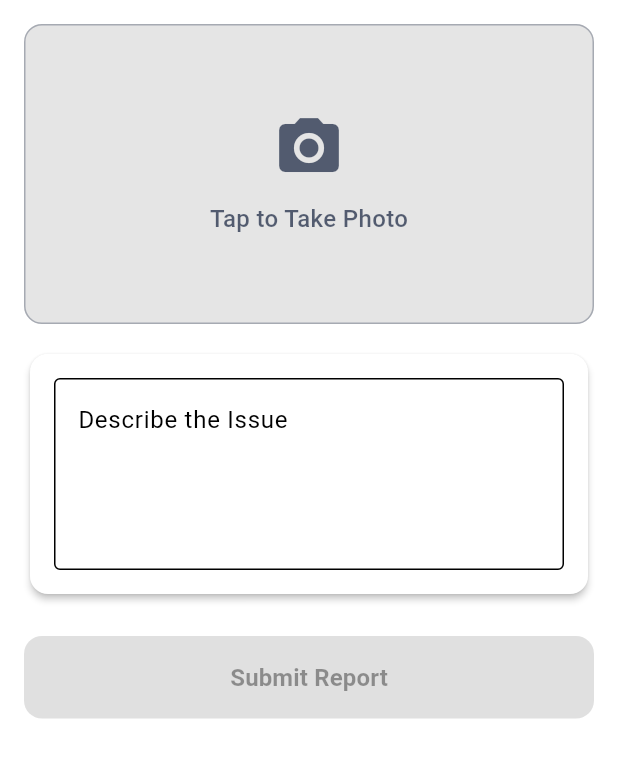
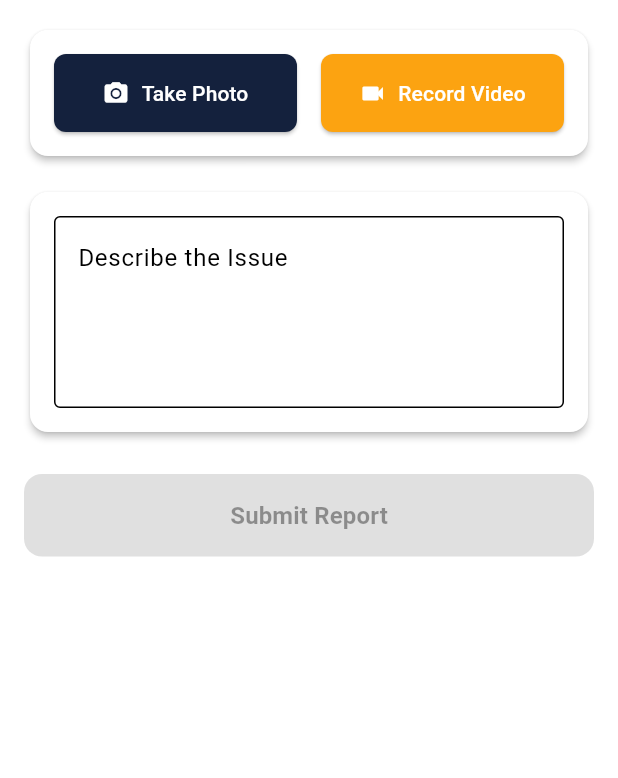
Before and after one commit to parthavpovil/traffic-app, a Flutter app: the CaptureScreen screen opened directly, on a phone screen of 412 x 824 dp, the part 84-862 px from its top. Run offline on Flutter 3.47's test engine with Material 3 defaults, Android fonts, the phone set to English and light mode, and no system bars; our stand-ins replace geolocator, image_picker, permission_handler, shared_preferences; missing offline and left inert: web3dart; accounts and stored records are empty.

Commit message:
add video taking

```diff
--- a/lib/screens/capture_screen.dart
+++ b/lib/screens/capture_screen.dart
@@ -17,6 +17,7 @@ class _CaptureScreenState extends State<CaptureScreen> {
   File? _mediaFile;
   Position? _currentPosition;
   bool _isLoading = false;
+  bool _isVideo = false;
 
   @override
   void initState() {
@@ -42,19 +43,26 @@ class _CaptureScreenState extends State<CaptureScreen> {
     }
   }
 
-  Future<void> _captureMedia() async {
+  Future<void> _captureMedia(ImageSource source, bool isVideo) async {
     try {
       final ImagePicker picker = ImagePicker();
-      final XFile? media = await picker.pickImage(source: ImageSource.camera);
+      final XFile? media = isVideo
+          ? await picker.pickVideo(source: source)
+          : await picker.pickImage(source: source);
 
-      if (media != null) {
-        setState(() => _mediaFile = File(media.path));
+      if (media?.path != null) {
+        setState(() {
+          _mediaFile = File(media!.path);
+          _isVideo = isVideo;
+        });
         await _getCurrentLocation();
       }
     } catch (e) {
+      if (mounted) {
         ScaffoldMessenger.of(context).showSnackBar(
           const SnackBar(content: Text('Error capturing media')),
         );
+      }
     }
   }
 
@@ -72,32 +80,37 @@ class _CaptureScreenState extends State<CaptureScreen> {
           crossAxisAlignment: CrossAxisAlignment.stretch,
           children: [
             if (_mediaFile == null)
-              GestureDetector(
-                onTap: _captureMedia,
-                child: Container(
-                  height: 200,
-                  decoration: BoxDecoration(
-                    color: AppColors.lightGray,
+              Card(
+                shape: RoundedRectangleBorder(
                   borderRadius: BorderRadius.circular(12),
-                    border:
-                        Border.all(color: AppColors.darkBlue.withOpacity(0.3)),
                 ),
+                elevation: 2,
+                child: Padding(
+                  padding: const EdgeInsets.all(16),
                   child: Column(
-                    mainAxisAlignment: MainAxisAlignment.center,
                     children: [
-                      Icon(
-                        Icons.camera_alt,
-                        size: 48,
-                        color: AppColors.darkBlue.withOpacity(0.7),
+                      Row(
+                        children: [
+                          Expanded(
+                            child: _buildMediaButton(
+                              icon: Icons.camera_alt,
+                              label: 'Take Photo',
+                              onTap: () =>
+                                  _captureMedia(ImageSource.camera, false),
+                              color: AppColors.darkBlue,
                             ),
-                      const SizedBox(height: 12),
-                      Text(
-                        'Tap to Take Photo',
-                        style: TextStyle(
-                          fontSize: 16,
-                          color: AppColors.darkBlue.withOpacity(0.7),
-                          fontWeight: FontWeight.w500,
                           ),
+                          const SizedBox(width: 16),
+                          Expanded(
+                            child: _buildMediaButton(
+                              icon: Icons.videocam,
+                              label: 'Record Video',
+                              onTap: () =>
+                                  _captureMedia(ImageSource.camera, true),
+                              color: AppColors.orange,
+                            ),
+                          ),
+                        ],
                       ),
                     ],
                   ),
@@ -111,9 +124,27 @@ class _CaptureScreenState extends State<CaptureScreen> {
                 elevation: 2,
                 child: Column(
                   children: [
+                    if (_isVideo)
+                      Container(
+                        height: 200,
+                        width: double.infinity,
+                        decoration: BoxDecoration(
+                          color: Colors.black87,
+                          borderRadius: const BorderRadius.vertical(
+                            top: Radius.circular(12),
+                          ),
+                        ),
+                        child: const Icon(
+                          Icons.video_file,
+                          size: 48,
+                          color: Colors.white,
+                        ),
+                      )
+                    else
                       ClipRRect(
-                      borderRadius:
-                          const BorderRadius.vertical(top: Radius.circular(12)),
+                        borderRadius: const BorderRadius.vertical(
+                          top: Radius.circular(12),
+                        ),
                         child: Image.file(
                           _mediaFile!,
                           height: 200,
@@ -124,9 +155,9 @@ class _CaptureScreenState extends State<CaptureScreen> {
                     TextButton.icon(
                       onPressed: () => setState(() => _mediaFile = null),
                       icon: const Icon(Icons.refresh, color: AppColors.orange),
-                      label: const Text(
-                        'Retake Photo',
-                        style: TextStyle(color: AppColors.orange),
+                      label: Text(
+                        'Retake ${_isVideo ? 'Video' : 'Photo'}',
+                        style: const TextStyle(color: AppColors.orange),
                       ),
                     ),
                   ],
@@ -225,6 +256,27 @@ class _CaptureScreenState extends State<CaptureScreen> {
     );
   }
 
+  Widget _buildMediaButton({
+    required IconData icon,
+    required String label,
+    required VoidCallback onTap,
+    required Color color,
+  }) {
+    return ElevatedButton.icon(
+      onPressed: onTap,
+      icon: Icon(icon),
+      label: Text(label),
+      style: ElevatedButton.styleFrom(
+        backgroundColor: color,
+        foregroundColor: AppColors.white,
+        padding: const EdgeInsets.symmetric(vertical: 16),
+        shape: RoundedRectangleBorder(
+          borderRadius: BorderRadius.circular(8),
+        ),
+      ),
+    );
+  }
+
   @override
   void dispose() {
     _descriptionController.dispose();
```
Lines whose indentation alone changed are shown as unchanged.
